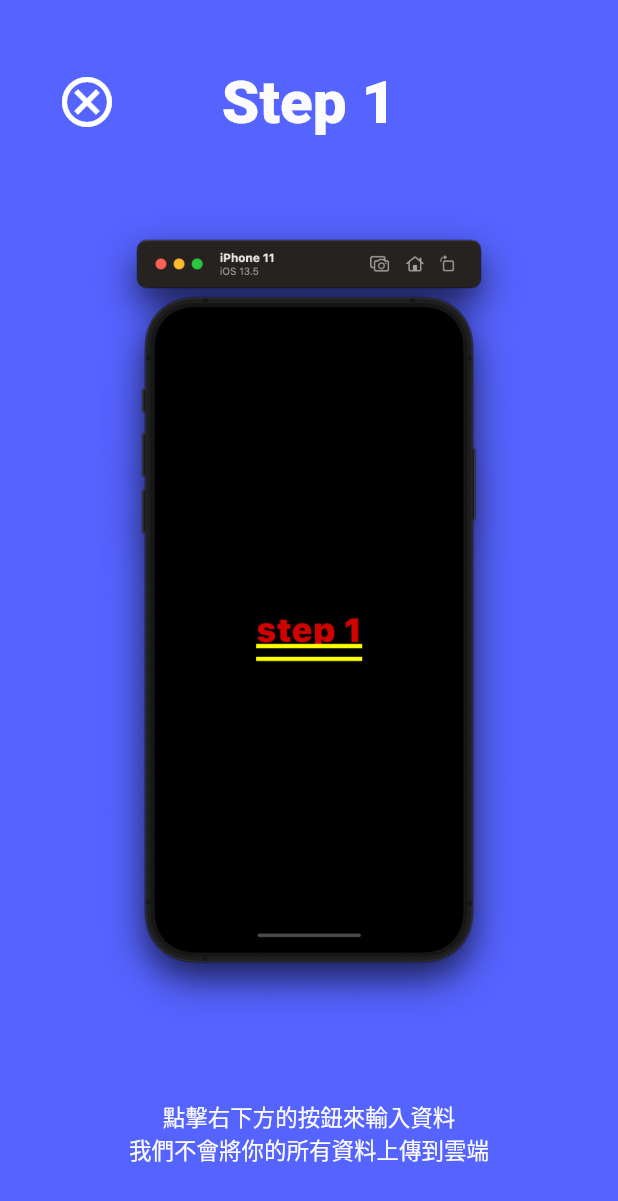
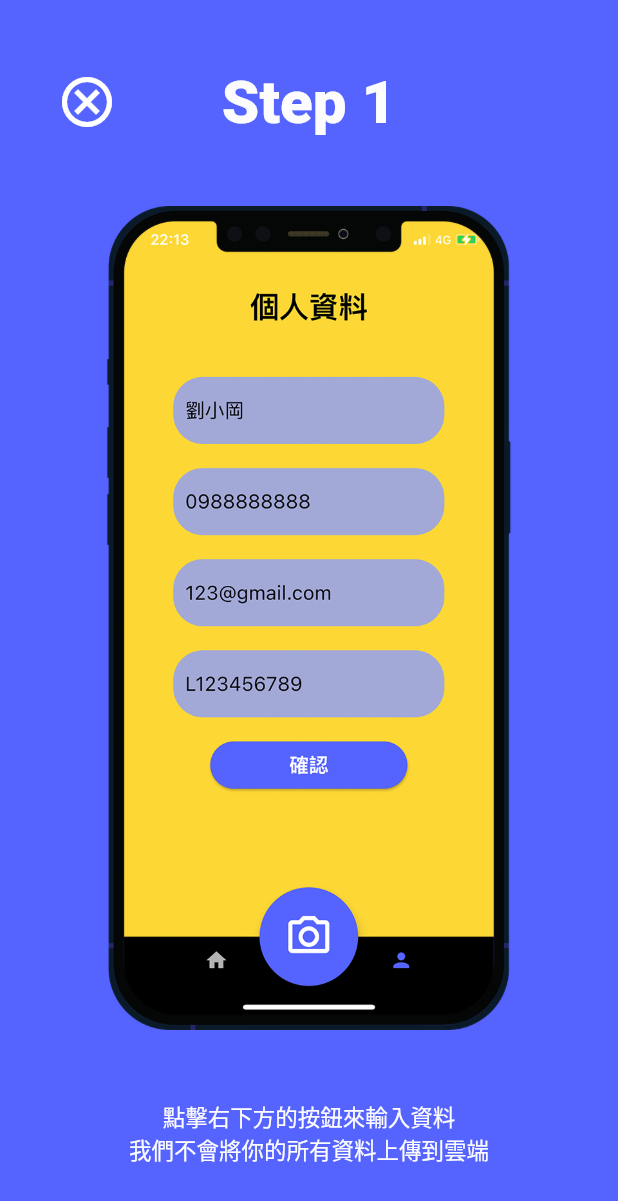
Before and after one commit to Covid-autofill-project/QReady-google-form-autofill-project, a Flutter app: the screen it shows after launch, after a tap on "Tutorial", on a phone screen of 412 x 824 dp. Shown: the top 1201 px of the screen. Run offline on Flutter 3.47's test engine with Material 2 defaults, Android fonts, the phone set to English and light mode, and no system bars; our stand-ins replace flutter_svg; missing offline and left inert: flutter_barcode_scanner.

Commit message:
update form UI and fix bugs

```diff
--- a/lib/qrcode_scanner.dart
+++ b/lib/qrcode_scanner.dart
@@ -140,6 +140,7 @@
 }
 
 _launchURL(url) async {
+  url = Uri.encodeFull(url); // url to url encode.
   if (await canLaunch(url)) {
     await launch(url);
   } else {
--- a/lib/screens/home.dart
+++ b/lib/screens/home.dart
@@ -1,7 +1,10 @@
 
 import 'package:flutter/material.dart';
+import 'package:url_launcher/url_launcher.dart';
 import '../util/const.dart';
 import './tutorial.dart';
+import 'package:flutter_svg/flutter_svg.dart';
+
 
 class Home extends StatelessWidget {
   @override
@@ -27,10 +30,16 @@
       //   ),
       // ),
     // );
-    TextStyle textStyle = new TextStyle(
+    TextStyle titleStyle = new TextStyle(
       fontSize: 30.0,
       fontWeight: FontWeight.w900,
-      color: Constants.lightPrimary,
+      // color: Constants.darkAccent,
+      color: Colors.black,
+    );
+    TextStyle contentStyle = new TextStyle(
+      fontSize: 20.0,
+      fontWeight: FontWeight.w500,
+      color: Colors.black87,
     );
     TextStyle btnTextStyle = new TextStyle(
       fontSize: 15.0,
@@ -41,6 +50,11 @@
       // primary: Colors.purple,
       primary: Constants.lightAccent,
       padding: EdgeInsets.symmetric(horizontal: 50, vertical: 20),
+      shape: (
+        RoundedRectangleBorder(
+          borderRadius: BorderRadius.circular(30),
+        )
+      ),
     );
 
     return  Container(
@@ -49,12 +63,26 @@
         mainAxisAlignment: MainAxisAlignment.center,
         children: [
           Expanded(flex: 1, child: Row()),
-          Expanded(flex: 1, child: Row()),
-          Expanded(flex: 1, child: Row(mainAxisAlignment: MainAxisAlignment.center, children: [Text(Constants.appName, style: textStyle)])),
+          Expanded(flex: 3, child: Row(mainAxisAlignment: MainAxisAlignment.center, children: <Widget>[Image.asset('assets/icon/logo_tran_white.png')])),
+          Expanded(flex: 1, child: Row(mainAxisAlignment: MainAxisAlignment.center, children: [Text(Constants.appName, style: titleStyle)])),
+          Expanded(flex: 1, child: Row(mainAxisAlignment: MainAxisAlignment.center, children: [Text("QR code 掃描、自動填寫表單", style: contentStyle)])),
           Expanded(flex: 1, child: Row(mainAxisAlignment: MainAxisAlignment.center,children:[ElevatedButton(onPressed: () => {handleOpenTutorialBtn()} , style: btnStyle ,child: Text("Tutorial", style: btnTextStyle,))])),
+          Expanded(flex: 1, child: Row(mainAxisAlignment: MainAxisAlignment.center,children:[
+            IconButton( icon: SvgPicture.asset('assets/icon/facebook.svg',height: 25.0,width: 25.0,allowDrawingOutsideViewBox: true,), onPressed: () =>  _launchURL("https://www.facebook.com/106618268300742/")),
+            IconButton( icon: SvgPicture.asset('assets/icon/help_black_24dp.svg',height: 25.0,width: 25.0,allowDrawingOutsideViewBox: true,), onPressed: () =>  _launchURL("https://docs.google.com/forms/d/e/1FAIpQLSeNQ4uKQnz3TstBErG86nJPwmMURUE6A87v16srENOqAeQtAQ/viewform?usp=sf_link")),
+          ])),
           Expanded(flex: 1, child: Row()),
         ],
     ));
+  }
+
+  _launchURL(url) async {
+    url = Uri.encodeFull(url); // url to url encode.
+    if (await canLaunch(url)) {
+      await launch(url);
+    } else {
+      throw 'could not launch $url';
+    }
   }
 
   handleOpenTutorialBtn() {
--- a/lib/screens/main_screen.dart
+++ b/lib/screens/main_screen.dart
@@ -21,6 +21,7 @@
   @override
   Widget build(BuildContext context) {
     return Scaffold(
+      resizeToAvoidBottomInset: false,
       body: PageView(
         physics: NeverScrollableScrollPhysics(),
         controller: _pageController,
@@ -33,6 +34,9 @@
           //   onPressed: () => scanQR(),
           //   child: Text('Start QR scan')
           // ),
+          Center(
+            child: null,
+          ),
           Center(
             child: ScreenInput(pc: _pageController),
           )
--- a/lib/screens/screenInput.dart
+++ b/lib/screens/screenInput.dart
@@ -1,5 +1,6 @@
 import 'package:flutter/material.dart';
 import 'saveJson.dart';
+import '../util/const.dart';
 
 class ScreenInput extends StatefulWidget {
   final PageController pc;
@@ -36,42 +37,102 @@
     // move the readContent to init state to avoid re-opening (and re-reading) the localstorage. improve performance.
 
     return new Scaffold(
-        appBar: new AppBar(
-            title: new Text("個人資料", style: TextStyle(color: Colors.white, fontWeight: FontWeight.w300)), backgroundColor: Colors.indigo),
+        backgroundColor: Constants.ratingBG,
+        resizeToAvoidBottomInset: false,
         body: new Container(
-            padding: const EdgeInsets.fromLTRB(50.0, 20, 50.0, 0),
-            child: Center(
+            padding: const EdgeInsets.fromLTRB(50.0, 70, 50.0, 150),
+            child: CustomScrollView(
+              slivers: [
+                SliverFillRemaining(
+                // hasScrollBody: false,
+                hasScrollBody: true,
                 child: Column(children: <Widget>[
+                  Expanded(
+                    child:
+                      Text("個人資料", style: TextStyle(color: Colors.black, fontWeight: FontWeight.w700, fontSize: 30))
+                  ),
                   Expanded(
                       child: TextField(
                           decoration: InputDecoration(
+                            border: new OutlineInputBorder(
+                              borderSide: BorderSide.none,
+                              borderRadius: const BorderRadius.all(
+                              const Radius.circular(30.0),
+                              ),
+                            ),
+                            filled: true,
+                            fillColor: Color(0xFF8C9EFF).withOpacity(0.8),
                             labelText: info.name,
                             hintText: '姓名',
+                            labelStyle: TextStyle(fontSize: 20.0, color: Colors.black),
+                            hintStyle: TextStyle(fontSize: 20.0, color: Colors.black)
                           ),
                           controller: nameController)),
                   Expanded(
                       child: TextField(
                           decoration: InputDecoration(
+                            border: new OutlineInputBorder(
+                              borderSide: BorderSide.none,
+                              borderRadius: const BorderRadius.all(
+                              const Radius.circular(30.0),
+                              ),
+                            ),
+                            filled: true,
+                            fillColor: Color(0xFF8C9EFF).withOpacity(0.8),
                             labelText: info.phone,
                             hintText: '電話號碼',
+                            labelStyle: TextStyle(fontSize: 20.0, color: Colors.black),
+                            hintStyle: TextStyle(fontSize: 20.0, color: Colors.black)
                           ),
                           controller: phoneController)),
                   Expanded(
                       child: TextField(
                           decoration: InputDecoration(
+                            border: new OutlineInputBorder(
+                              borderSide: BorderSide.none,
+                              borderRadius: const BorderRadius.all(
+                              const Radius.circular(30.0),
+                              ),
+                            ),
+                            filled: true,
+                            fillColor: Color(0xFF8C9EFF).withOpacity(0.8),
                             labelText: info.email,
                             hintText: '電子郵件',
+                            labelStyle: TextStyle(fontSize: 20.0, color: Colors.black),
+                            hintStyle: TextStyle(fontSize: 20.0, color: Colors.black)
                           ),
                           controller: emailController)),
                   Expanded(
                       child: TextField(
                           decoration: InputDecoration(
+                            border: new OutlineInputBorder(
+                              borderSide: BorderSide.none,
+                              borderRadius: const BorderRadius.all(
+                              const Radius.circular(30.0),
+                              ),
+                            ),
+                            filled: true,
+                            fillColor: Color(0xFF8C9EFF).withOpacity(0.8),
                             labelText: info.id,
-                            hintText: '身分證字號',
+                            labelStyle: TextStyle(fontSize: 20.0, color: Colors.black),
+                            hintText: "身分證字號",
+                            hintStyle: TextStyle(fontSize: 20.0, color: Colors.black)
                           ),
+
                           controller: idController)),
                   ElevatedButton(
                     child: Text('確認'),
+                    style: ElevatedButton.styleFrom(
+                      primary: Constants.darkAccent,
+                      padding: EdgeInsets.symmetric(horizontal: 80, vertical: 10),
+                      shape: (
+                        RoundedRectangleBorder(
+                          borderRadius: BorderRadius.circular(30),
+                        )
+                      ),
+                      textStyle: TextStyle(
+                      fontSize: 20,
+                      fontWeight: FontWeight.bold)),
                     onPressed: btnEvent,
                   ),
                   // ElevatedButton(
@@ -81,13 +142,30 @@
                 ]
               )
             )
+            ]
+          )
         )
     );
   }
 
-  void btnEvent() {
-    Content info = new Content(nameController.text, phoneController.text,
-        emailController.text, idController.text); // new storage object
+  void btnEvent() async{
+    final infoOld = await content.readContent(); // Read File
+    var nameText = infoOld.name;
+    var phoneText = infoOld.phone;
+    var emailText = infoOld.email;
+    var idText = infoOld.id;
+
+    if(nameController.text =="") nameText = infoOld.name;
+    else nameText = nameController.text;
+    if(phoneController.text =="") phoneText = infoOld.phone;
+    else phoneText = phoneController.text;
+    if(emailController.text =="") emailText = infoOld.email;
+    else emailText = emailController.text;
+    if(idController.text =="") idText = infoOld.id;
+    else idText = idController.text;
+
+    Content info = new Content(nameText, phoneText,
+        emailText, idText); // new storage object
 
     content.writeContent(info); // Write FIle
     print("saved");
--- a/lib/screens/tutorialItem.dart
+++ b/lib/screens/tutorialItem.dart
@@ -12,8 +12,8 @@
 List<String> otherInfos = [
   "我們不會將你的所有資料上傳到雲端",
   "",
-  "",
-  "這是由台大與清大學生開發的 App",
+  "我們幫助你完成自動填入資料",
+  "到FB粉專，或透過Google表單聯絡我們",
 ];
 
 List<AssetImage> images = [
--- a/lib/util/const.dart
+++ b/lib/util/const.dart
@@ -1,7 +1,7 @@
 import 'package:flutter/material.dart';
 
 class Constants {
-  static String appName = "Covid</>Autofill";
+  static String appName = "QReady";
 
   //Colors for theme
   static Color lightPrimary = Color(0xfffcfcff);
```
Also changed, not shown: pubspec.yaml (+12 -1 lines), assets/icon/facebook.svg (added), assets/icon/help_black_24dp.svg (added), assets/icon/icon.png (added), assets/icon/logo_tran_white.png (added), assets/tutorials/step1.png, assets/tutorials/step2.png, assets/tutorials/step3.png, assets/tutorials/step4.png, pubspec.lock, 31 other files.
